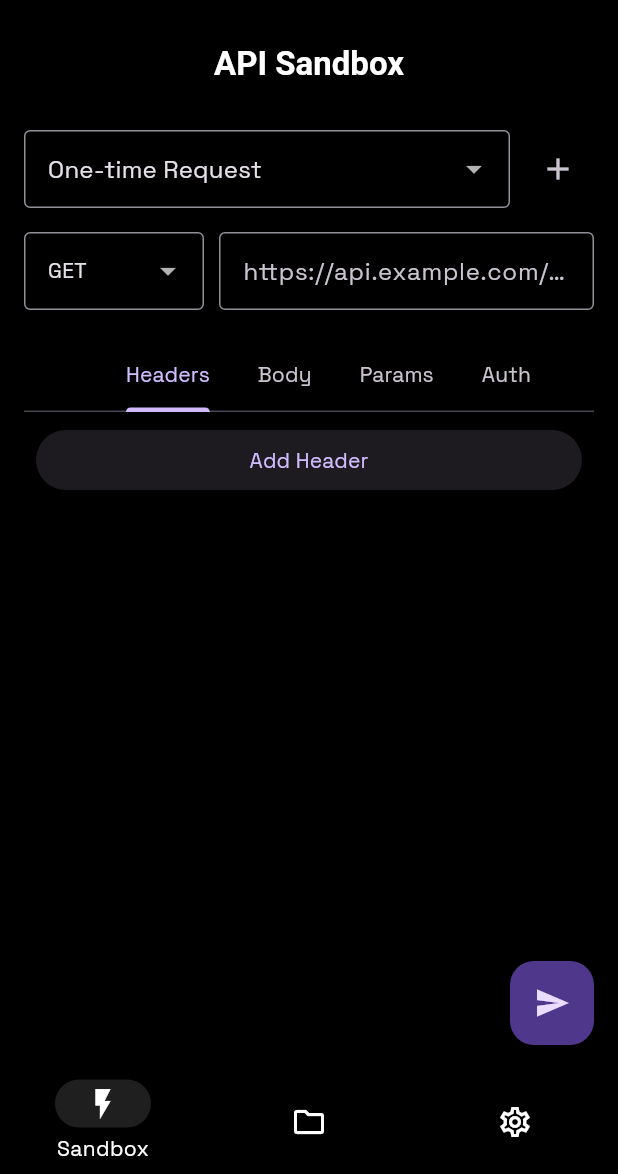
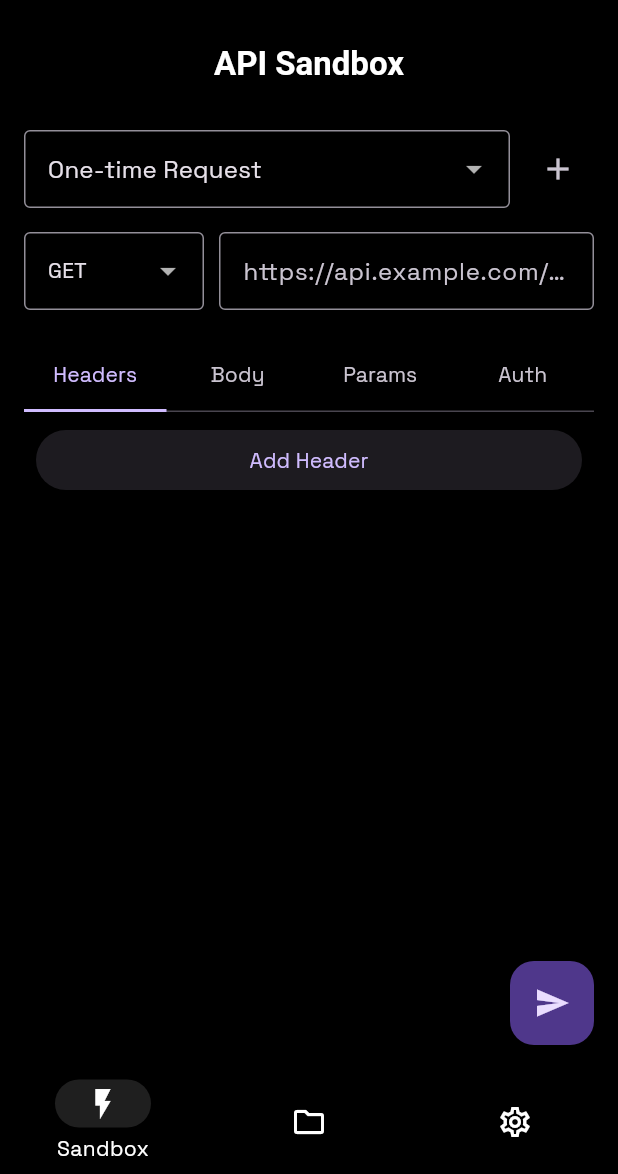
Before and after one commit to abhayryad/PocketAPI, a Flutter app: the screen it shows after launch, on a phone screen of 412 x 824 dp, the part 62-1236 px from its top. Run offline on Flutter 3.47's test engine with Material 3 defaults, Android fonts, the phone set to English and light mode, and no system bars; our stand-ins replace shared_preferences.

Commit message:
sandbox fix

```diff
--- a/lib/screens/sandbox_screen.dart
+++ b/lib/screens/sandbox_screen.dart
@@ -147,7 +147,7 @@ class _SandboxScreenState extends State<SandboxScreen>
               crossAxisAlignment: CrossAxisAlignment.start,
               children: [
                 SizedBox(
-                  width: 120, // Increased from 100 to prevent overflow
+                  width: 120,
                   child: DropdownButtonFormField<String>(
                     value: selectedMethod,
                     decoration: const InputDecoration(
@@ -185,15 +185,20 @@ class _SandboxScreenState extends State<SandboxScreen>
             // Tab bar and content
             Column(
               children: [
-                TabBar(
-                  controller: _tabController,
-                  isScrollable: true,
-                  tabs: const [
-                    Tab(text: 'Headers'),
-                    Tab(text: 'Body'),
-                    Tab(text: 'Params'),
-                    Tab(text: 'Auth'),
-                  ],
+                SizedBox(
+                  width: double.infinity,
+                  child: TabBar(
+                    controller: _tabController,
+                    isScrollable: false, // Important for equal distribution
+                    labelPadding: EdgeInsets.zero, // Remove default padding
+                    tabs: [
+                      Tab(child: Container(width: double.infinity, child: const Text('Headers', textAlign: TextAlign.center))),
+                      Tab(child: Container(width: double.infinity, child: const Text('Body', textAlign: TextAlign.center))),
+                      Tab(child: Container(width: double.infinity, child: const Text('Params', textAlign: TextAlign.center))),
+                      Tab(child: Container(width: double.infinity, child: const Text('Auth', textAlign: TextAlign.center))),
+                    ],
+                    indicatorSize: TabBarIndicatorSize.tab,
+                  ),
                 ),
                 SizedBox(
                   height: 300,
```
